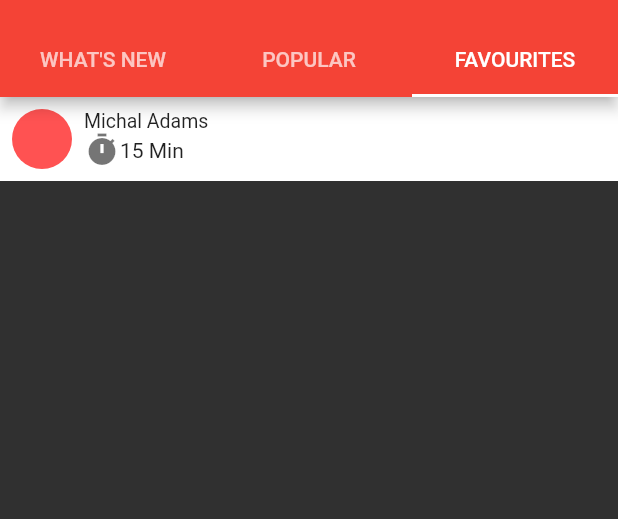
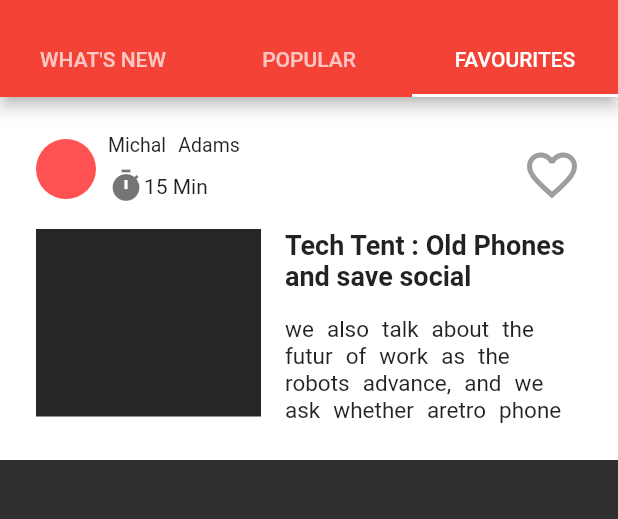
Before and after one commit to omar1413/news_app_flutter, a Flutter app: the Home screen opened directly, tab 3 chosen, on a phone screen of 412 x 824 dp, the part 59-578 px from its top. Run offline on Flutter 3.47's test engine with Material 2 defaults, Android fonts, the phone set to English and light mode, and no system bars; our stand-ins replace rxdart, shared_preferences; accounts and stored records are empty.

Commit message:
refcator text styling and add news view

```diff
--- a/lib/src/components/header_text.dart
+++ b/lib/src/components/header_text.dart
@@ -2,8 +2,9 @@ import 'package:flutter/material.dart';
 
 class HeaderText extends StatelessWidget {
   final String text;
+  final TextAlign textAlign;
 
-  HeaderText(this.text);
+  HeaderText(this.text, {this.textAlign = TextAlign.left});
 
   @override
   Widget build(BuildContext context) {
@@ -14,6 +15,7 @@ class HeaderText extends StatelessWidget {
         fontSize: 18.0,
         fontWeight: FontWeight.w700,
       ),
+      textAlign: textAlign,
     );
   }
 }
--- a/lib/src/components/minor_text.dart
+++ b/lib/src/components/minor_text.dart
@@ -2,14 +2,23 @@ import 'package:flutter/material.dart';
 
 class MinorText extends StatelessWidget {
   final String text;
+  final double fontSize;
+  final TextAlign textAlign;
+  final double height;
 
-  MinorText(this.text);
+  MinorText(this.text,
+      {this.height, this.fontSize = 13.0, this.textAlign = TextAlign.left});
 
   @override
   Widget build(BuildContext context) {
     return Text(
       text,
-      style: TextStyle(color: Colors.black87, fontSize: 13.0),
+      style: TextStyle(
+          color: Colors.black87,
+          fontSize: fontSize,
+          wordSpacing: 5.0,
+          height: height),
+      textAlign: textAlign,
     );
   }
 }
--- a/lib/src/components/news_view.dart
+++ b/lib/src/components/news_view.dart
@@ -1,4 +1,5 @@
 import 'package:flutter/material.dart';
+import 'package:news_app/src/components/header_text.dart';
 import 'package:news_app/src/components/minor_text.dart';
 import 'package:news_app/src/components/time_view.dart';
 
@@ -7,20 +8,68 @@ class NewsView extends StatelessWidget {
   Widget build(BuildContext context) {
     return Container(
       color: Colors.white.withOpacity(1),
+      padding: EdgeInsets.all(24.0),
       child: Column(
         crossAxisAlignment: CrossAxisAlignment.stretch,
         children: <Widget>[
-          _buildAuthorRow(),
+          _AuthorRow(margin: EdgeInsets.only(bottom: 16.0)),
+          _NewsBody(),
         ],
       ),
     );
   }
+}
 
-  Widget _buildAuthorRow() {
-    return Row(
+class _NewsBody extends StatelessWidget {
+  final EdgeInsetsGeometry margin;
+
+  _NewsBody({this.margin = const EdgeInsets.all(0)});
+
+  @override
+  Widget build(BuildContext context) {
+    return Padding(
+      padding: margin,
+      child: Row(
+        crossAxisAlignment: CrossAxisAlignment.start,
         children: <Widget>[
           Container(
-          margin: EdgeInsets.all(8.0),
+            margin: EdgeInsets.only(right: 16.0),
+            height: 125,
+            width: 150,
+            color: Colors.black.withOpacity(0.85),
+          ),
+          Expanded(
+            child: Column(
+              children: <Widget>[
+                HeaderText('Tech Tent : Old Phones and save social'),
+                SizedBox(height: 16.0),
+                MinorText(
+                  'we also talk about the futur of work as the robots advance, and we ask whether aretro phone ',
+                  fontSize: 15.0,
+                  height: 1.2,
+                ),
+              ],
+            ),
+          ),
+        ],
+      ),
+    );
+  }
+}
+
+class _AuthorRow extends StatelessWidget {
+  final EdgeInsetsGeometry margin;
+
+  _AuthorRow({this.margin = const EdgeInsets.all(0)});
+
+  @override
+  Widget build(BuildContext context) {
+    return Padding(
+      padding: margin,
+      child: Row(
+        children: <Widget>[
+          Container(
+            margin: EdgeInsets.only(right: 8.0),
             width: 40,
             height: 40,
             decoration: BoxDecoration(
@@ -33,10 +82,25 @@ class NewsView extends StatelessWidget {
             mainAxisAlignment: MainAxisAlignment.spaceBetween,
             children: <Widget>[
               MinorText('Michal Adams'),
+              SizedBox(height: 8.0),
               TimeView('15 Min'),
             ],
           ),
+          Expanded(
+            child: Align(
+              alignment: Alignment.centerRight,
+              child: IconButton(
+                onPressed: () {},
+                icon: Icon(
+                  Icons.favorite_border,
+                  size: 40.0,
+                  color: Colors.grey,
+                ),
+              ),
+            ),
+          ),
         ],
+      ),
     );
   }
 }
```
Lines whose indentation alone changed are shown as unchanged.
